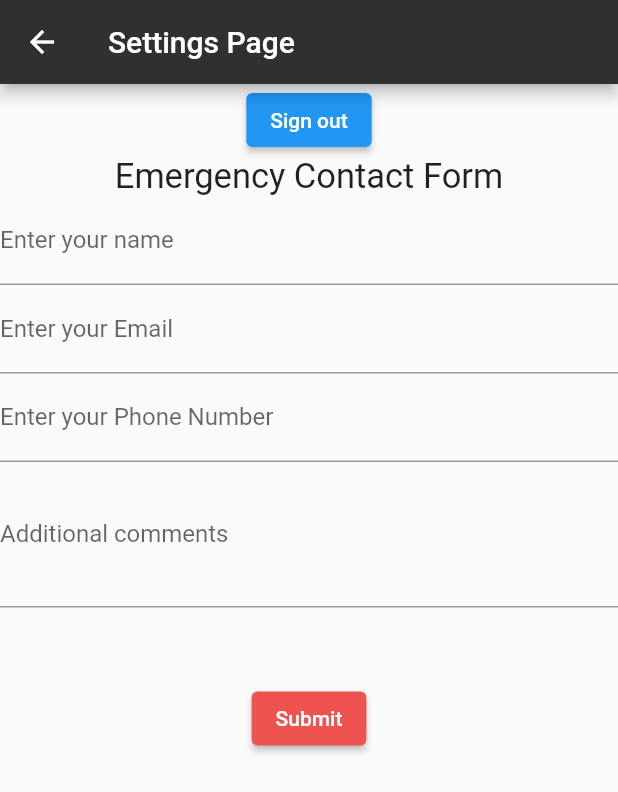
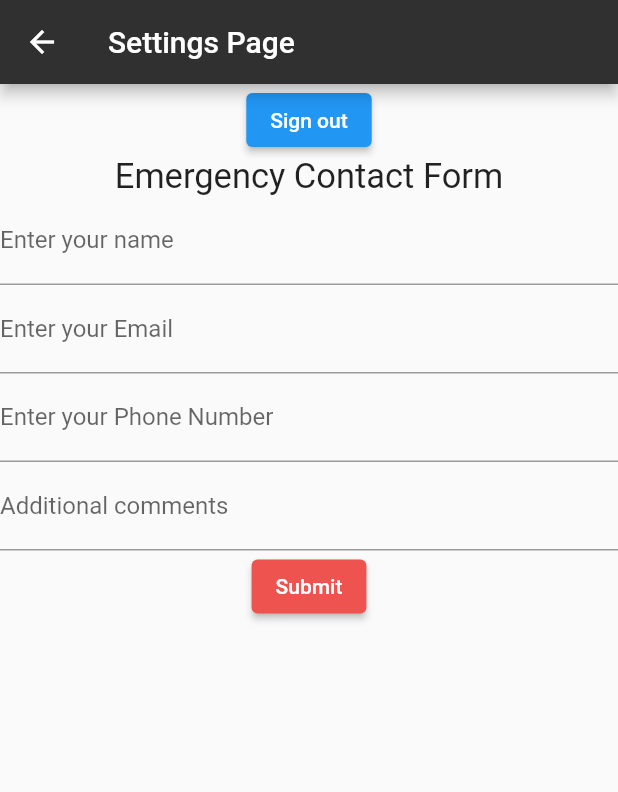
Before and after one commit to meetBOBpatel/TravelAdvisor, a Flutter app: the SettingsPage screen opened directly, on a phone screen of 412 x 824 dp. Shown: the top 792 px of the screen. Run offline on Flutter 3.47's test engine with Material 2 defaults, Android fonts, the phone set to English and light mode, and no system bars; our stand-ins replace auto_size_text, cloud_firestore, firebase_auth, firebase_core, firebase_database, focused_menu and 4 more; missing offline and left inert: maps_launcher; accounts and stored records are empty.

Commit message:
minor changes in settings page

```diff
--- a/lib/SettingsPage.dart
+++ b/lib/SettingsPage.dart
@@ -116,7 +116,7 @@ class _SettingsPageState extends State<SettingsPage> {
                       },
                     ),
                     new TextFormField(
-                      maxLines: 3,
+                      // maxLines: 3,
                       decoration:
                           InputDecoration(labelText: "Additional comments"),
                       // ignore: missing_return
@@ -130,9 +130,9 @@ class _SettingsPageState extends State<SettingsPage> {
                         comments = value;
                       },
                     ),
-                    SizedBox(
-                      height: 50,
-                    ),
+                    // SizedBox(
+                    //   height: 50,
+                    // ),
                     ElevatedButton(
                         style: ElevatedButton.styleFrom(
                           primary: Colors.red.shade400,
```
